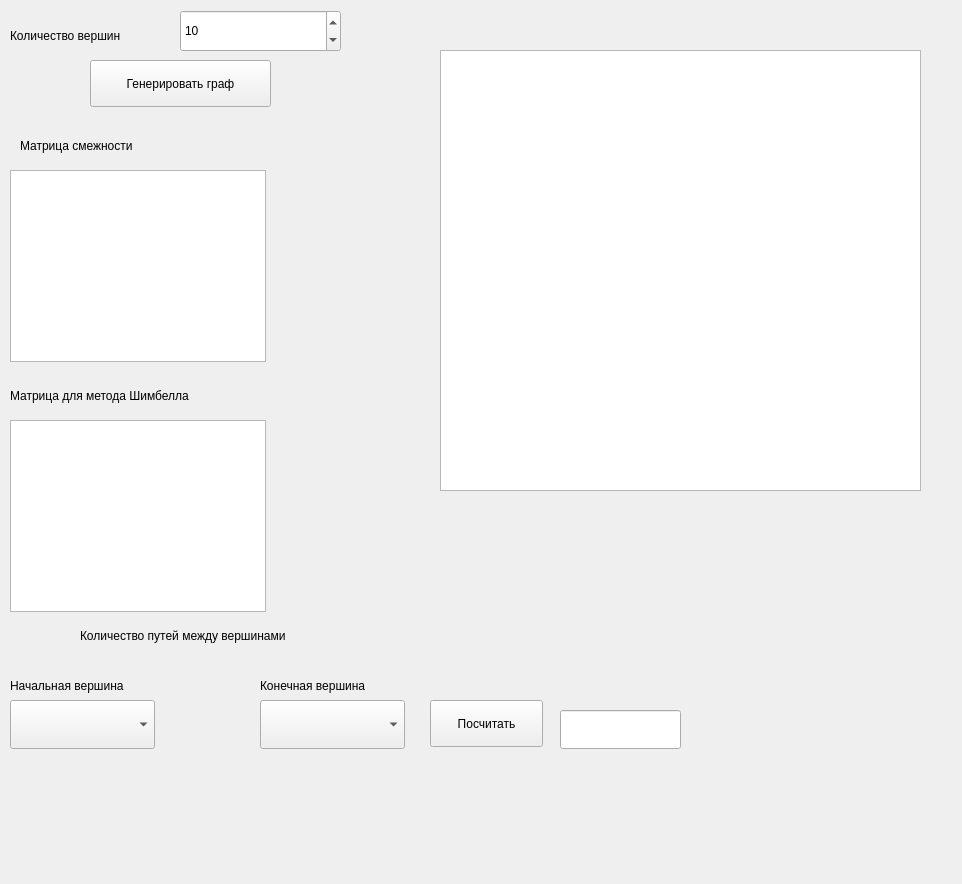
Qt form L1-GUI/Lab1.ui (mariohuq/polytech-graph-theory) before a commit.
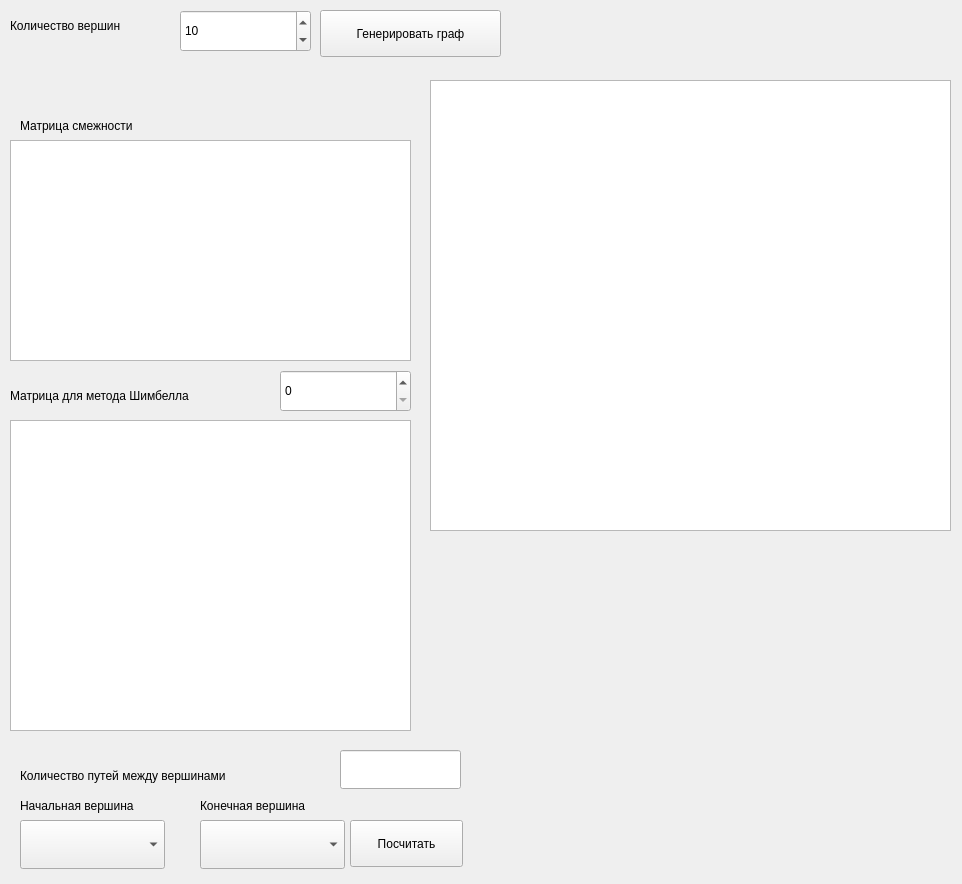
The same form after that commit.

Diff of the .ui file:
```diff
--- a/L1-GUI/Lab1.ui
+++ b/L1-GUI/Lab1.ui
@@ -16,10 +16,10 @@
   <widget class="QGraphicsView" name="graphicsView">
    <property name="geometry">
     <rect>
-     <x>440</x>
-     <y>50</y>
-     <width>481</width>
-     <height>441</height>
+     <x>430</x>
+     <y>80</y>
+     <width>521</width>
+     <height>451</height>
     </rect>
    </property>
    <property name="verticalScrollBarPolicy">
@@ -59,8 +59,8 @@
   <widget class="QPushButton" name="generate">
    <property name="geometry">
     <rect>
-     <x>90</x>
-     <y>60</y>
+     <x>320</x>
+     <y>10</y>
      <width>181</width>
      <height>47</height>
     </rect>
@@ -74,7 +74,7 @@
     <rect>
      <x>180</x>
      <y>10</y>
-     <width>161</width>
+     <width>131</width>
      <height>42</height>
     </rect>
    </property>
@@ -89,7 +89,7 @@
    <property name="geometry">
     <rect>
      <x>10</x>
-     <y>20</y>
+     <y>10</y>
      <width>161</width>
      <height>31</height>
     </rect>
@@ -102,9 +102,9 @@
    <property name="geometry">
     <rect>
      <x>10</x>
-     <y>170</y>
-     <width>256</width>
-     <height>192</height>
+     <y>140</y>
+     <width>401</width>
+     <height>221</height>
     </rect>
    </property>
   </widget>
@@ -112,7 +112,7 @@
    <property name="geometry">
     <rect>
      <x>20</x>
-     <y>130</y>
+     <y>110</y>
      <width>241</width>
      <height>31</height>
     </rect>
@@ -126,8 +126,8 @@
     <rect>
      <x>10</x>
      <y>420</y>
-     <width>256</width>
-     <height>192</height>
+     <width>401</width>
+     <height>311</height>
     </rect>
    </property>
   </widget>
@@ -147,8 +147,8 @@
   <widget class="QLabel" name="label_4">
    <property name="geometry">
     <rect>
-     <x>80</x>
-     <y>620</y>
+     <x>20</x>
+     <y>760</y>
      <width>311</width>
      <height>31</height>
     </rect>
@@ -160,28 +160,34 @@
   <widget class="QComboBox" name="startBox">
    <property name="geometry">
     <rect>
-     <x>10</x>
-     <y>700</y>
+     <x>20</x>
+     <y>820</y>
      <width>145</width>
      <height>49</height>
     </rect>
    </property>
+   <property name="editable">
+    <bool>false</bool>
+   </property>
   </widget>
   <widget class="QComboBox" name="finishBox">
    <property name="geometry">
     <rect>
-     <x>260</x>
-     <y>700</y>
+     <x>200</x>
+     <y>820</y>
      <width>145</width>
      <height>49</height>
     </rect>
    </property>
+   <property name="editable">
+    <bool>false</bool>
+   </property>
   </widget>
   <widget class="QLabel" name="label_5">
    <property name="geometry">
     <rect>
-     <x>10</x>
-     <y>670</y>
+     <x>20</x>
+     <y>790</y>
      <width>171</width>
      <height>31</height>
     </rect>
@@ -193,8 +199,8 @@
   <widget class="QLabel" name="label_6">
    <property name="geometry">
     <rect>
-     <x>260</x>
-     <y>670</y>
+     <x>200</x>
+     <y>790</y>
      <width>161</width>
      <height>31</height>
     </rect>
@@ -206,8 +212,8 @@
   <widget class="QPushButton" name="countPaths">
    <property name="geometry">
     <rect>
-     <x>430</x>
-     <y>700</y>
+     <x>350</x>
+     <y>820</y>
      <width>113</width>
      <height>47</height>
     </rect>
@@ -219,11 +225,30 @@
   <widget class="QLineEdit" name="pathsCountOut">
    <property name="geometry">
     <rect>
-     <x>560</x>
-     <y>710</y>
+     <x>340</x>
+     <y>750</y>
      <width>121</width>
      <height>39</height>
     </rect>
+   </property>
+   <property name="readOnly">
+    <bool>true</bool>
+   </property>
+  </widget>
+  <widget class="QSpinBox" name="edgesCountInPath">
+   <property name="geometry">
+    <rect>
+     <x>280</x>
+     <y>370</y>
+     <width>131</width>
+     <height>42</height>
+    </rect>
+   </property>
+   <property name="toolTip">
+    <string>Количество ребер в пути</string>
+   </property>
+   <property name="value">
+    <number>0</number>
    </property>
   </widget>
  </widget>
```
Left out of the diff: 3 changed lines with no effect on the pictures.
